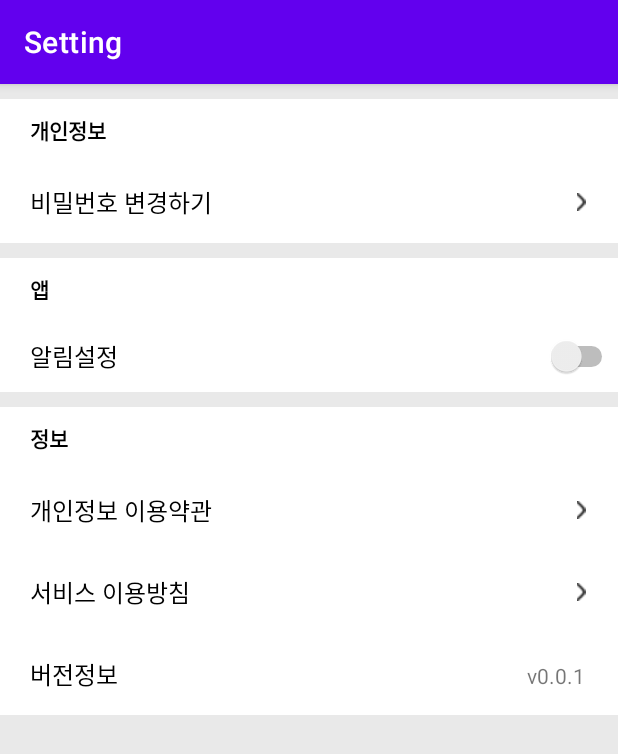
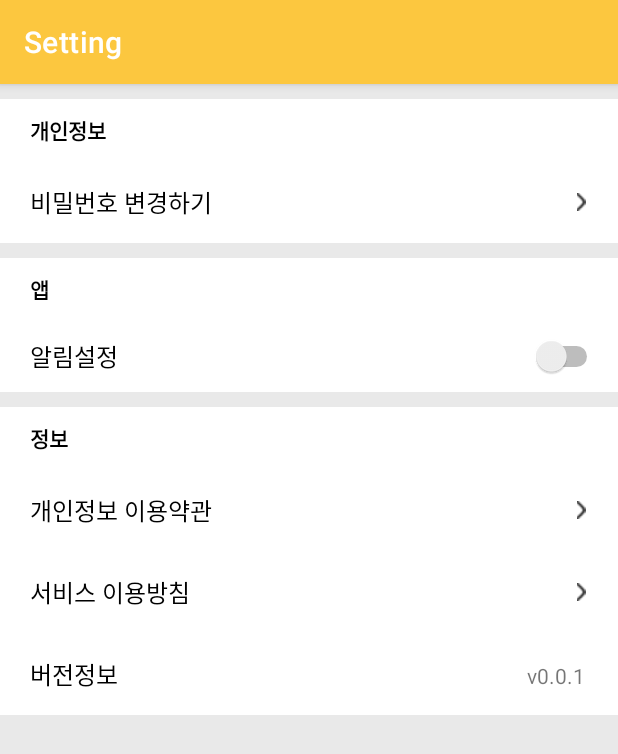
Before and after one commit to sanglim00/2022-02-MobileProgramming-Team1, an Android app: the SettingActivity screen opened directly, with no data from a screen before it, on a phone screen of 412 x 824 dp. Shown: the top 754 px of the screen. Run offline under Robolectric (Android 15) with nearby library versions, the phone set to English and light mode, and no system bars.

Commit message:
feat. 컬러변경

```diff
--- a/app/src/main/res/layout/activity_setting.xml
+++ b/app/src/main/res/layout/activity_setting.xml
@@ -78,6 +78,7 @@
             android:id="@+id/notificationSwitch"
             android:layout_width="wrap_content"
             android:layout_height="wrap_content"
+            android:layout_marginRight="10dp"
             android:layout_weight="1"
             android:minHeight="48dp"
             android:text="알림설정"
--- a/app/src/main/res/values/colors.xml
+++ b/app/src/main/res/values/colors.xml
@@ -7,4 +7,5 @@
     <color name="teal_700">#FF018786</color>
     <color name="black">#FF000000</color>
     <color name="white">#FFFFFFFF</color>
+    <color name="FCC73F">#FCC73F</color>
 </resources>
--- a/app/src/main/res/values/themes.xml
+++ b/app/src/main/res/values/themes.xml
@@ -2,8 +2,8 @@
     <!-- Base application theme. -->
     <style name="Theme.PetDiary" parent="Theme.MaterialComponents.DayNight.DarkActionBar">
         <!-- Primary brand color. -->
-        <item name="colorPrimary">@color/purple_500</item>
-        <item name="colorPrimaryVariant">@color/purple_700</item>
+        <item name="colorPrimary">@color/FCC73F</item>
+        <item name="colorPrimaryVariant">@color/FCC73F</item>
         <item name="colorOnPrimary">@color/white</item>
         <!-- Secondary brand color. -->
         <item name="colorSecondary">@color/teal_200</item>
```
